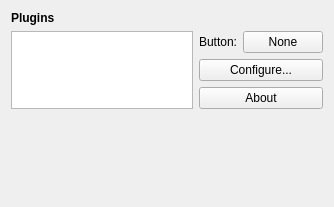
The window that plasma/shells/desktop/ContextActions.ui (mgottschlag/kwin-tiling) describes before a commit, drawn with Qt 5.
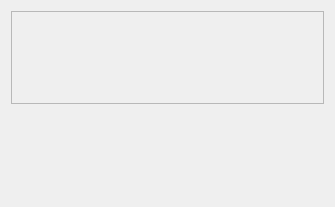
The same window after the commit.

Commit message:
A prettier config UI.
it's not using model-view, just a list of widgets. the list will never
be big enough to benefit from model-view anyways.

```diff
--- a/plasma/shells/desktop/ContextActions.ui
+++ b/plasma/shells/desktop/ContextActions.ui
@@ -12,66 +12,33 @@
   <property name="windowTitle" >
    <string>Mouse Plugins</string>
   </property>
-  <layout class="QGridLayout" name="gridLayout" >
-   <item row="0" column="0" colspan="3" >
-    <widget class="QLabel" name="listLabel" >
-     <property name="sizePolicy" >
-      <sizepolicy vsizetype="Preferred" hsizetype="Expanding" >
-       <horstretch>0</horstretch>
-       <verstretch>0</verstretch>
-      </sizepolicy>
+  <layout class="QVBoxLayout" name="verticalLayout" >
+   <item>
+    <widget class="QScrollArea" name="scrollArea" >
+     <property name="widgetResizable" >
+      <bool>true</bool>
      </property>
-     <property name="font" >
-      <font>
-       <weight>75</weight>
-       <bold>true</bold>
-      </font>
-     </property>
-     <property name="text" >
-      <string>Plugins</string>
-     </property>
+     <widget class="QWidget" name="pluginList" >
+      <property name="geometry" >
+       <rect>
+        <x>0</x>
+        <y>0</y>
+        <width>312</width>
+        <height>88</height>
+       </rect>
+      </property>
+     </widget>
     </widget>
    </item>
-   <item rowspan="3" row="1" column="0" >
-    <widget class="QListWidget" name="pluginList" />
-   </item>
-   <item row="1" column="1" >
-    <widget class="QLabel" name="label" >
-     <property name="text" >
-      <string>Button:</string>
-     </property>
-    </widget>
-   </item>
-   <item row="1" column="2" >
-    <widget class="QPushButton" name="triggerButton" >
-     <property name="text" >
-      <string>None</string>
-     </property>
-    </widget>
-   </item>
-   <item row="2" column="1" colspan="2" >
-    <widget class="QPushButton" name="configButton" >
-     <property name="text" >
-      <string>Configure...</string>
-     </property>
-    </widget>
-   </item>
-   <item row="3" column="1" colspan="2" >
-    <widget class="QPushButton" name="aboutButton" >
-     <property name="text" >
-      <string>About</string>
-     </property>
-    </widget>
-   </item>
-   <item row="4" column="0" >
+   <item>
     <spacer name="verticalSpacer" >
      <property name="orientation" >
       <enum>Qt::Vertical</enum>
      </property>
      <property name="sizeHint" stdset="0" >
       <size>
-       <width>20</width>
-       <height>48</height>
+       <width>313</width>
+       <height>88</height>
       </size>
      </property>
     </spacer>
```
The commit also changes 12 other files.
